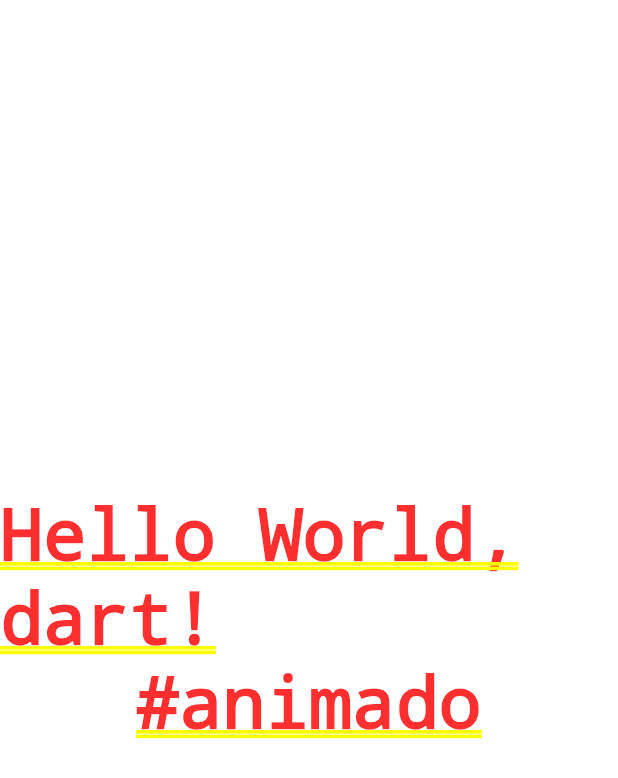
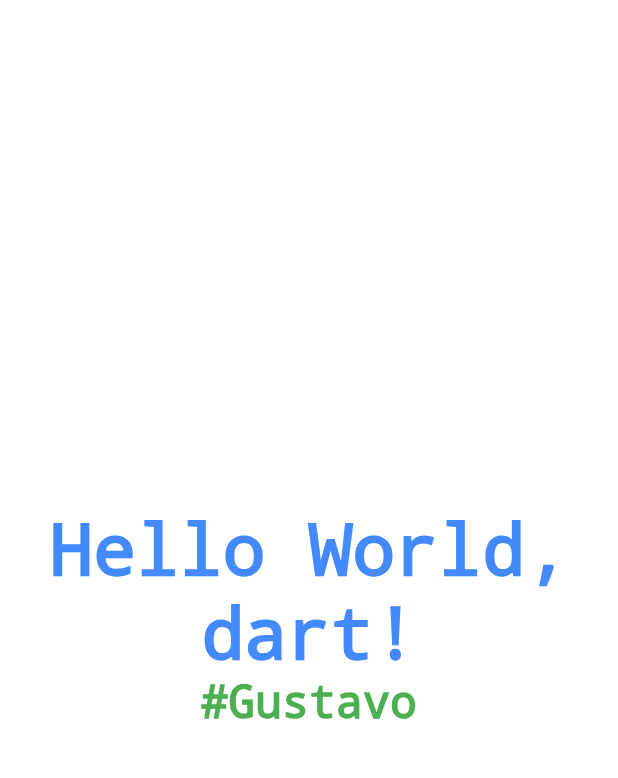
Before and after one commit to GadsDev/Hellow-Flutter, a Flutter app: the screen it shows after launch, on a phone screen of 412 x 824 dp. Shown: the top 778 px of the screen. Run offline on Flutter 3.47's test engine with Material 2 defaults, Android fonts, the phone set to English and light mode, and no system bars.

Commit message:
Styled Widget

```diff
--- a/myapp/lib/main.dart
+++ b/myapp/lib/main.dart
@@ -1,17 +1,29 @@
 import 'package:flutter/material.dart';
 
 void main() {
-  runApp(new MaterialApp(
+  runApp(new MyApp());
+}
+
+class MyApp extends StatelessWidget {
+  Widget build(BuildContext context) {
+    return new MaterialApp(
         title: 'wins counter league of legends',
         home: new Container(
             color: Color.fromARGB(255, 255, 255, 255),
             child: Column(
               mainAxisAlignment: MainAxisAlignment.center,
               children: <Widget>[
-          Text('Hello World, dart!'),
-          Text('#animado')
+                Text('Hello World, dart!',
+                    textAlign: TextAlign.center,
+                    style: TextStyle(
+                        color: Colors.blueAccent,
+                        decoration: TextDecoration.none)),
+                Text('#Gustavo',
+                    style: TextStyle(
+                        color: Colors.green,
+                        fontSize: 30,
+                        decoration: TextDecoration.none))
               ],
-      )
-    )
-  ));
+            )));
   }
+}
```
Lines whose indentation alone changed are shown as unchanged.
